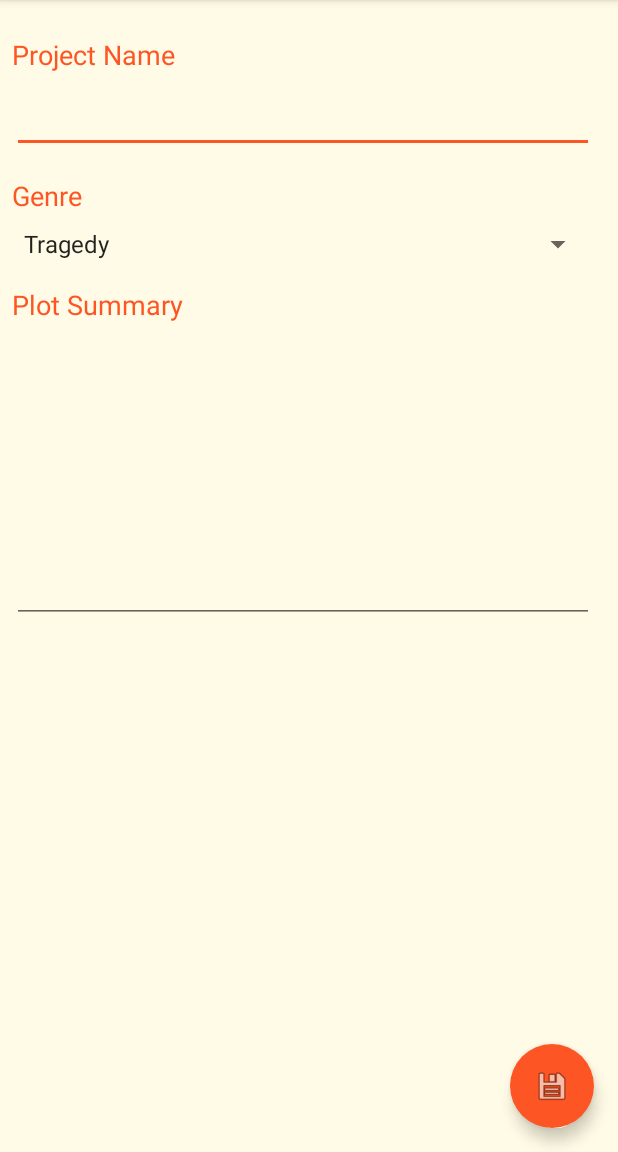
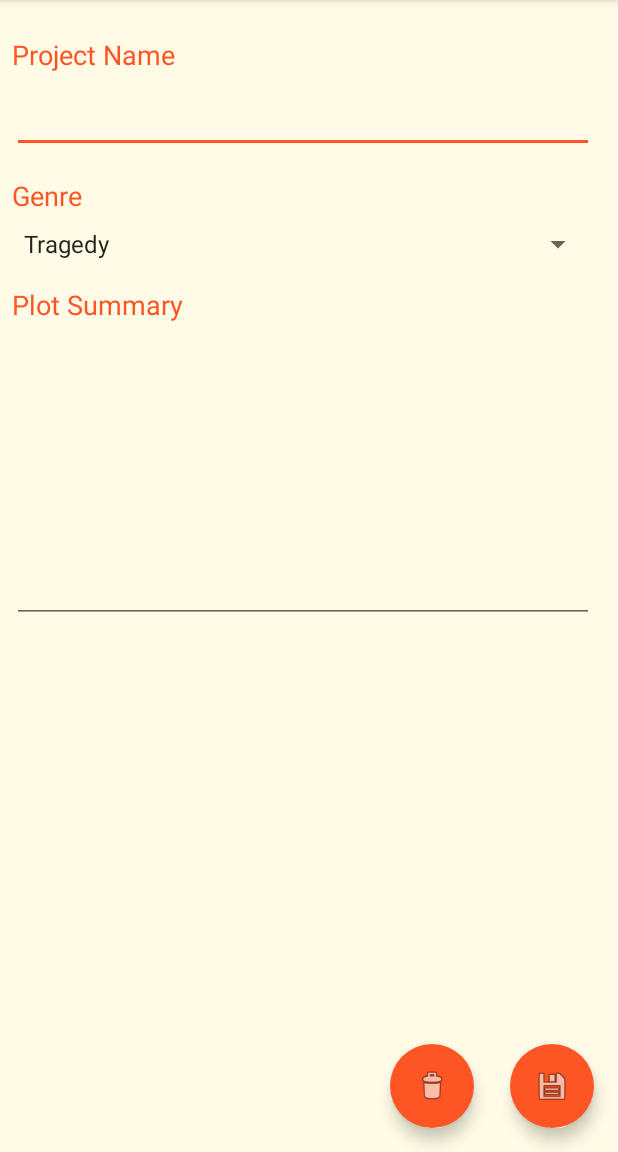
Before and after one commit to rubendarioramirez/PlotGenerator, an Android app: the fragment Project_detailsFragment shown on its own in the app's theme, on a phone screen of 412 x 824 dp, the part 84-1236 px from its top. Run offline under Robolectric (Android 15) with nearby library versions, the phone set to English and light mode, and no system bars; our stand-ins replace AdMob; 7 statements that could not run were skipped.

Commit message:
+Delete project working from Utils

```diff
--- a/app/src/main/java/com/plotgen/rramirez/plotgenerator/CharListFragment.java
+++ b/app/src/main/java/com/plotgen/rramirez/plotgenerator/CharListFragment.java
@@ -150,13 +150,7 @@ public class CharListFragment extends Fragment {
         return myFragmentView;
     }
 
-    private void deleteFromDB(String project_name) {
-        SQLiteDatabase database = new mySQLiteDBHelper(this.getContext()).getWritableDatabase();
-        database.delete(mySQLiteDBHelper.CHARACTER_TABLE_PROJECT,  "project = ?", new String[]{project_name});
-        //Come back to previous fragment
-        fragmentTransition();
 
-    }
 
     public void fragmentTransition(){
         //Send it to the next fragment
--- a/app/src/main/java/com/plotgen/rramirez/plotgenerator/Project_detailsFragment.java
+++ b/app/src/main/java/com/plotgen/rramirez/plotgenerator/Project_detailsFragment.java
@@ -44,6 +44,8 @@ public class Project_detailsFragment extends Fragment {
 
         project_name_et = myFragmentView.findViewById(R.id.project_name_et);
         project_plot_et = myFragmentView.findViewById(R.id.project_plot_et);
+        FloatingActionButton fab_save = myFragmentView.findViewById(R.id.project_add_submit);
+        final FloatingActionButton fab_delete = myFragmentView.findViewById(R.id.project_detail_delete);
 
         //Role spinner functions
         project_genre_spinner = myFragmentView.findViewById(R.id.project_genre_spinner);
@@ -69,25 +71,35 @@ public class Project_detailsFragment extends Fragment {
 
 
 
-        FloatingActionButton fab = (FloatingActionButton) myFragmentView.findViewById(R.id.project_add_submit);
-        fab.setOnClickListener(new View.OnClickListener() {
+
+        fab_save.setOnClickListener(new View.OnClickListener() {
             @Override
             public void onClick(View view) {
                 if(updateMode)
                 {
                     updateDB();
+                    fab_delete.setVisibility(View.INVISIBLE);
                 }
                 else {
                     saveToDB(project_name_et, project_plot_et, project_genre_spinner);
+                    fab_delete.setVisibility(View.VISIBLE);
                 }
-
                 ProjectFragment nextFragment = new ProjectFragment();
                 //Make the transaction
                 FragmentTransaction transaction = getFragmentManager().beginTransaction();
-                transaction.setCustomAnimations(R.anim.enter_from_left, R.anim.exit_from_right);
-                transaction.replace(R.id.flMain,nextFragment);
-                transaction.addToBackStack(null);
-                transaction.commit();
+                Utils.changeFragment(nextFragment,transaction,"","");
+            }
+        });
+
+
+        fab_delete.setOnClickListener(new View.OnClickListener() {
+            @Override
+            public void onClick(View view) {
+                Utils.deleteFromDB(view.getContext(),project_name_text);
+                ProjectFragment nextFragment = new ProjectFragment();
+                //Make the transaction
+                FragmentTransaction transaction = getFragmentManager().beginTransaction();
+                Utils.changeFragment(nextFragment,transaction,"","");
             }
         });
 
--- a/app/src/main/java/com/plotgen/rramirez/plotgenerator/Utils.java
+++ b/app/src/main/java/com/plotgen/rramirez/plotgenerator/Utils.java
@@ -78,6 +78,11 @@ public class Utils {
         return projects_list;
     }
 
+    public static void deleteFromDB(Context context, String project_name) {
+        SQLiteDatabase database = new mySQLiteDBHelper(context).getWritableDatabase();
+        database.delete(mySQLiteDBHelper.CHARACTER_TABLE_PROJECT,  "project = ?", new String[]{project_name});
+    }
+
 
     public static void loadAd(AdView mAdView){
         //Display the ad
--- a/app/src/main/res/layout/fragment_project_details.xml
+++ b/app/src/main/res/layout/fragment_project_details.xml
@@ -142,5 +142,23 @@
         app:layout_constraintHorizontal_bias="1.0"
         app:layout_constraintStart_toStartOf="parent" />
 
+    <android.support.design.widget.FloatingActionButton
+        android:id="@+id/project_detail_delete"
+        android:layout_width="wrap_content"
+        android:layout_height="wrap_content"
+        android:layout_gravity="bottom|end"
+        android:layout_marginStart="8dp"
+        android:layout_marginLeft="16dp"
+        android:layout_marginEnd="24dp"
+        android:layout_marginRight="24dp"
+        android:layout_marginBottom="16dp"
+        android:elevation="15dp"
+        android:src="@android:drawable/ic_menu_delete"
+        app:borderWidth="0dp"
+        app:layout_constraintBottom_toBottomOf="@+id/linearLayout"
+        app:layout_constraintEnd_toStartOf="@+id/project_add_submit"
+        app:layout_constraintHorizontal_bias="1.0"
+        app:layout_constraintStart_toStartOf="parent" />
+
 
 </android.support.constraint.ConstraintLayout>
```
